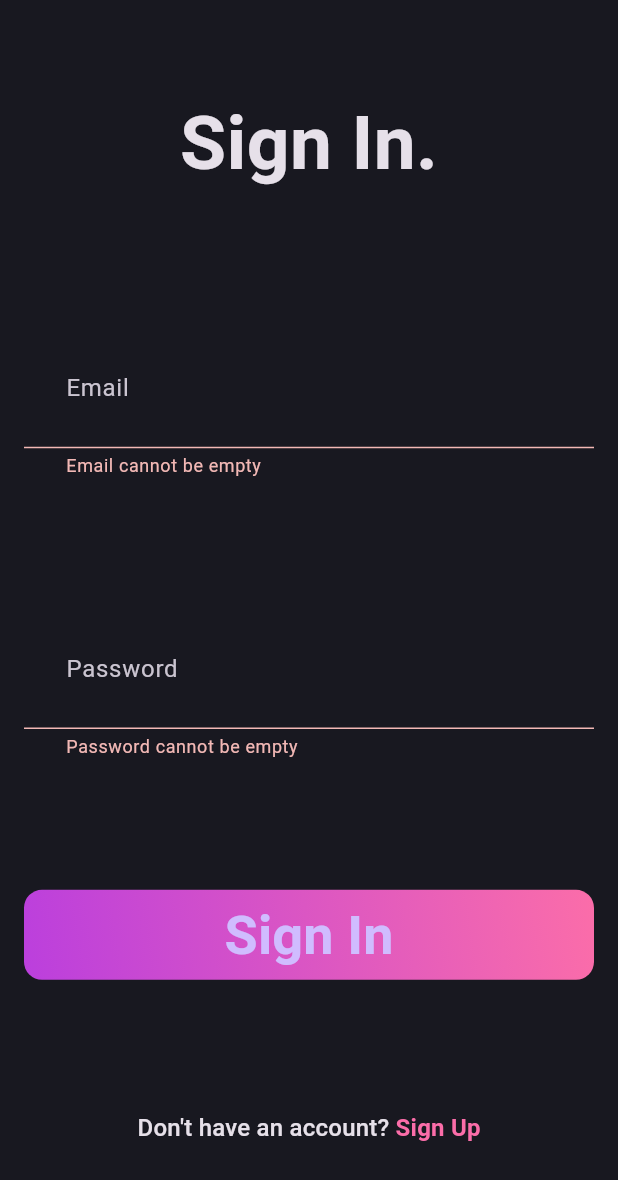
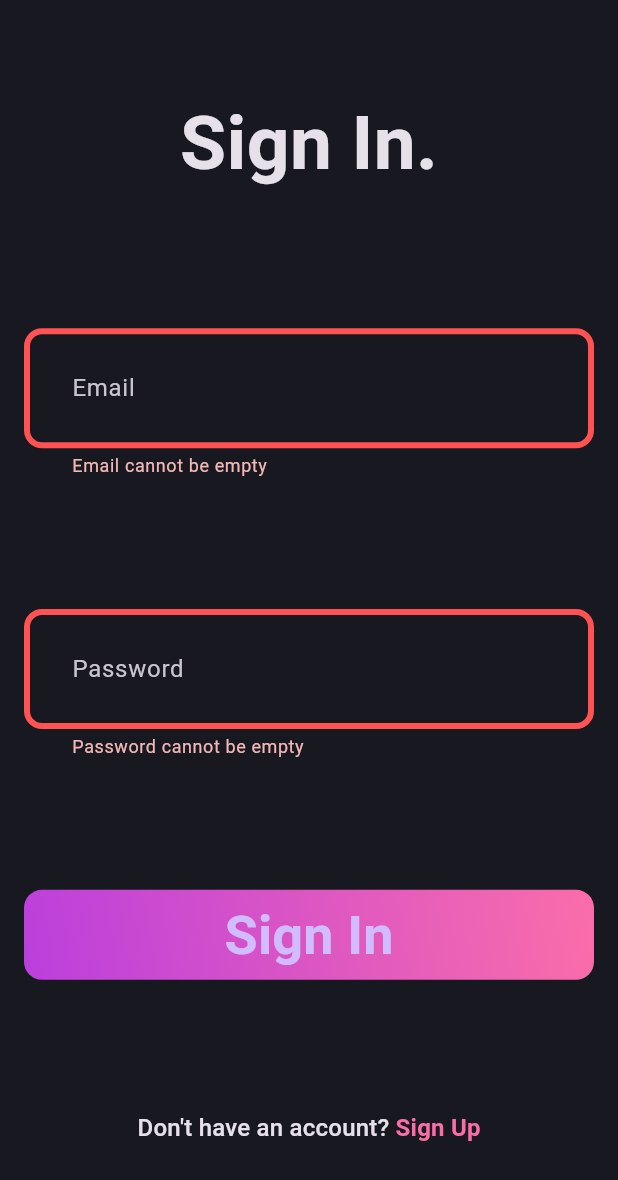
Before and after one commit to Francis6h057/blog_app, a Flutter app: the screen it shows after launch, after a tap on "Sign In", on a phone screen of 412 x 824 dp. Shown: the top 1180 px of the screen. Run offline on Flutter 3.47's test engine with Material 3 defaults, Android fonts, the phone set to English and light mode, and no system bars; our stand-ins replace dotted_border, flutter_bloc, fpdart, get_it, image_picker, supabase_flutter; accounts and stored records are empty.

Commit message:
error theme

```diff
--- a/lib/core/theme/theme.dart
+++ b/lib/core/theme/theme.dart
@@ -20,8 +20,11 @@ class AppTheme {
       side: BorderSide.none,
     ),
     inputDecorationTheme: InputDecorationTheme(
-        contentPadding: const EdgeInsets.all(28),
-        enabledBorder: _border(),
-        focusedBorder: _border(AppPallete.gradient2)),
+      contentPadding: const EdgeInsets.all(28),
+      enabledBorder: _border(),
+      errorBorder: _border(AppPallete.errorColor),
+      focusedBorder: _border(AppPallete.gradient2),
+      focusedErrorBorder: _border(AppPallete.errorColor),
+    ),
   );
 }
```
Also changed, not shown: 4 other files.
